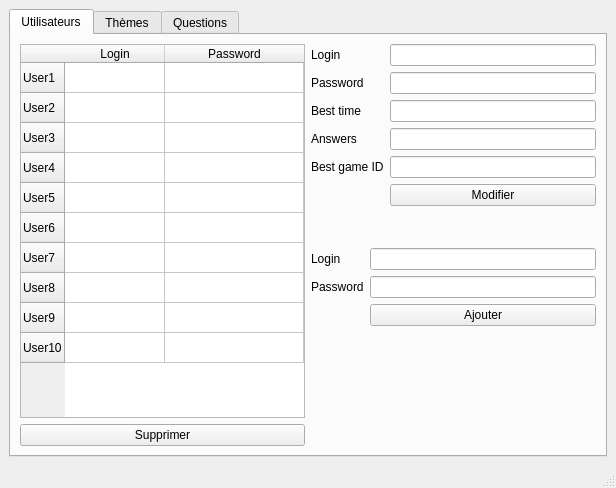
G4bleb/salt-n-pepper, file mainwindow.ui: the form before one commit.
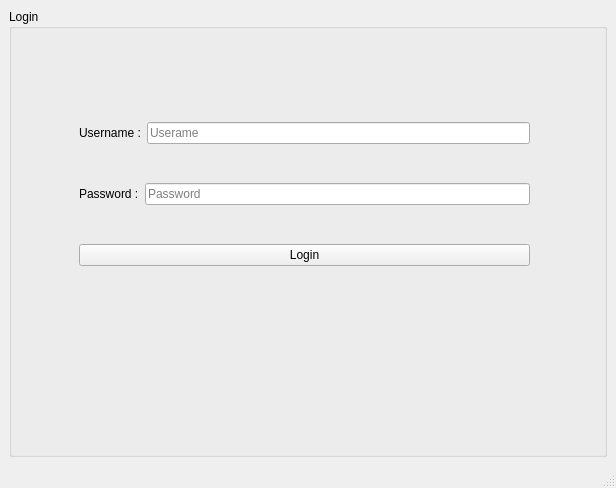
The form after the commit. The open tabs and pages were chosen to show the change.

What changed in the file:
```diff
--- a/mainwindow.ui
+++ b/mainwindow.ui
@@ -16,368 +16,64 @@
   <widget class="QWidget" name="centralwidget">
    <layout class="QHBoxLayout" name="horizontalLayout_4">
     <item>
-     <widget class="QTabWidget" name="tabWidget">
-      <property name="enabled">
-       <bool>true</bool>
+     <widget class="QGroupBox" name="groupBox">
+      <property name="title">
+       <string>Login</string>
       </property>
-      <property name="currentIndex">
-       <number>2</number>
-      </property>
-      <property name="tabsClosable">
-       <bool>false</bool>
-      </property>
-      <widget class="QWidget" name="tab">
-       <attribute name="title">
-        <string>Utilisateurs</string>
-       </attribute>
-       <layout class="QHBoxLayout" name="horizontalLayout">
-        <item>
-         <layout class="QHBoxLayout" name="horizontalLayout_3">
-          <item>
-           <layout class="QVBoxLayout" name="verticalLayout">
-            <item>
-             <widget class="QTableWidget" name="tableWidget">
-              <property name="editTriggers">
-               <set>QAbstractItemView::NoEditTriggers</set>
-              </property>
-              <property name="gridStyle">
-               <enum>Qt::SolidLine</enum>
-              </property>
-              <attribute name="horizontalHeaderStretchLastSection">
-               <bool>true</bool>
-              </attribute>
-              <row>
-               <property name="text">
-                <string>User1</string>
-               </property>
-              </row>
-              <row>
-               <property name="text">
-                <string>User2</string>
-               </property>
-              </row>
-              <row>
-               <property name="text">
-                <string>User3</string>
-               </property>
-              </row>
-              <row>
-               <property name="text">
-                <string>User4</string>
-               </property>
-              </row>
-              <row>
-               <property name="text">
-                <string>User5</string>
-               </property>
-              </row>
-              <row>
-               <property name="text">
-                <string>User6</string>
-               </property>
-              </row>
-              <row>
-               <property name="text">
-                <string>User7</string>
-               </property>
-              </row>
-              <row>
-               <property name="text">
-                <string>User8</string>
-               </property>
-              </row>
-              <row>
-               <property name="text">
-                <string>User9</string>
-               </property>
-              </row>
-              <row>
-               <property name="text">
-                <string>User10</string>
-               </property>
-              </row>
-              <column>
-               <property name="text">
-                <string>Login</string>
-               </property>
-              </column>
-              <column>
-               <property name="text">
-                <string>Password</string>
-               </property>
-              </column>
-             </widget>
-            </item>
-            <item>
-             <layout class="QHBoxLayout" name="horizontalLayout_2">
-              <item>
-               <widget class="QPushButton" name="pushButton_4">
-                <property name="text">
-                 <string>Supprimer</string>
-                </property>
-               </widget>
-              </item>
-             </layout>
-            </item>
-           </layout>
-          </item>
-          <item>
-           <layout class="QVBoxLayout" name="verticalLayout_2">
-            <item>
-             <layout class="QFormLayout" name="formLayout">
-              <item row="0" column="0">
-               <widget class="QLabel" name="label">
-                <property name="text">
-                 <string>Login</string>
-                </property>
-               </widget>
-              </item>
-              <item row="0" column="1">
-               <widget class="QLineEdit" name="lineEdit"/>
-              </item>
-              <item row="1" column="0">
-               <widget class="QLabel" name="label_2">
-                <property name="text">
-                 <string>Password</string>
-                </property>
-               </widget>
-              </item>
-              <item row="1" column="1">
-               <widget class="QLineEdit" name="lineEdit_2"/>
-              </item>
-              <item row="2" column="0">
-               <widget class="QLabel" name="label_3">
-                <property name="text">
-                 <string>Best time</string>
-                </property>
-               </widget>
-              </item>
-              <item row="2" column="1">
-               <widget class="QLineEdit" name="lineEdit_3"/>
-              </item>
-              <item row="3" column="0">
-               <widget class="QLabel" name="label_4">
-                <property name="text">
-                 <string>Answers</string>
-                </property>
-               </widget>
-              </item>
-              <item row="3" column="1">
-               <widget class="QLineEdit" name="lineEdit_4"/>
-              </item>
-              <item row="4" column="0">
-               <widget class="QLabel" name="label_5">
-                <property name="text">
-                 <string>Best game ID</string>
-                </property>
-               </widget>
-              </item>
-              <item row="4" column="1">
-               <widget class="QLineEdit" name="lineEdit_5"/>
-              </item>
-              <item row="5" column="1">
-               <widget class="QPushButton" name="pushButton">
-                <property name="text">
-                 <string>Modifier</string>
-                </property>
-               </widget>
-              </item>
-             </layout>
-            </item>
-            <item>
-             <layout class="QFormLayout" name="formLayout_2">
-              <item row="0" column="0">
-               <widget class="QLabel" name="label_6">
-                <property name="text">
-                 <string>Login</string>
-                </property>
-               </widget>
-              </item>
-              <item row="0" column="1">
-               <widget class="QLineEdit" name="lineEdit_6"/>
-              </item>
-              <item row="1" column="0">
-               <widget class="QLabel" name="label_7">
-                <property name="text">
-                 <string>Password</string>
-                </property>
-               </widget>
-              </item>
-              <item row="2" column="1">
-               <widget class="QPushButton" name="pushButton_2">
-                <property name="text">
-                 <string>Ajouter</string>
-                </property>
-               </widget>
-              </item>
-              <item row="1" column="1">
-               <widget class="QLineEdit" name="lineEdit_7"/>
-              </item>
-             </layout>
-            </item>
-           </layout>
-          </item>
-         </layout>
-        </item>
-       </layout>
-      </widget>
-      <widget class="QWidget" name="tab_2">
-       <attribute name="title">
-        <string>Thèmes</string>
-       </attribute>
-       <layout class="QHBoxLayout" name="horizontalLayout_7">
-        <item>
-         <layout class="QHBoxLayout" name="horizontalLayout_6">
-          <item>
-           <layout class="QVBoxLayout" name="verticalLayout_4">
-            <item>
-             <widget class="QTableWidget" name="tableWidget_2">
-              <property name="enabled">
-               <bool>true</bool>
-              </property>
-              <property name="editTriggers">
-               <set>QAbstractItemView::NoEditTriggers</set>
-              </property>
-              <property name="gridStyle">
-               <enum>Qt::SolidLine</enum>
-              </property>
-              <attribute name="horizontalHeaderStretchLastSection">
-               <bool>true</bool>
-              </attribute>
-              <row>
-               <property name="text">
-                <string>Theme1</string>
-               </property>
-              </row>
-              <row>
-               <property name="text">
-                <string>Theme</string>
-               </property>
-              </row>
-              <row>
-               <property name="text">
-                <string>Theme</string>
-               </property>
-              </row>
-              <row>
-               <property name="text">
-                <string>Theme</string>
-               </property>
-              </row>
-              <row>
-               <property name="text">
-                <string>Theme</string>
-               </property>
-              </row>
-              <row>
-               <property name="text">
-                <string>Theme</string>
-               </property>
-              </row>
-              <row>
-               <property name="text">
-                <string>Theme</string>
-               </property>
-              </row>
-              <row>
-               <property name="text">
-                <string>Theme</string>
-               </property>
-              </row>
-              <row>
-               <property name="text">
-                <string>Theme</string>
-               </property>
-              </row>
-              <row>
-               <property name="text">
-                <string>Theme</string>
-               </property>
-              </row>
-              <column>
-               <property name="text">
-                <string>Thème</string>
-               </property>
-              </column>
-             </widget>
-            </item>
-            <item>
-             <layout class="QHBoxLayout" name="horizontalLayout_5">
-              <item>
-               <widget class="QPushButton" name="pushButton_6">
-                <property name="text">
-                 <string>Consulter</string>
-                </property>
-               </widget>
-              </item>
-              <item>
-               <widget class="QPushButton" name="pushButton_7">
-                <property name="text">
-                 <string>Supprimer</string>
-                </property>
-               </widget>
-              </item>
-             </layout>
-            </item>
-           </layout>
-          </item>
-          <item>
-           <layout class="QVBoxLayout" name="verticalLayout_3">
-            <item>
-             <layout class="QFormLayout" name="formLayout_3">
-              <item row="0" column="0">
-               <widget class="QLabel" name="label_10">
-                <property name="text">
-                 <string>Nom</string>
-                </property>
-               </widget>
-              </item>
-              <item row="0" column="1">
-               <widget class="QLineEdit" name="lineEdit_12"/>
-              </item>
-              <item row="1" column="1">
-               <widget class="QPushButton" name="pushButton_8">
-                <property name="text">
-                 <string>Modifier</string>
-                </property>
-               </widget>
-              </item>
-             </layout>
-            </item>
-            <item>
-             <layout class="QFormLayout" name="formLayout_4">
-              <item row="0" column="0">
-               <widget class="QLabel" name="label_11">
-                <property name="text">
-                 <string>Nom</string>
-                </property>
-               </widget>
-              </item>
-              <item row="1" column="1">
-               <widget class="QPushButton" name="pushButton_9">
-                <property name="text">
-                 <string>Ajouter</string>
-                </property>
-               </widget>
-              </item>
-              <item row="0" column="1">
-               <widget class="QLineEdit" name="lineEdit_13"/>
-              </item>
-             </layout>
-            </item>
-           </layout>
-          </item>
-         </layout>
-        </item>
-       </layout>
-      </widget>
-      <widget class="QWidget" name="tab_3">
-       <property name="enabled">
-        <bool>false</bool>
+      <widget class="QWidget" name="">
+       <property name="geometry">
+        <rect>
+         <x>70</x>
+         <y>80</y>
+         <width>451</width>
+         <height>211</height>
+        </rect>
        </property>
-       <attribute name="title">
-        <string>Questions</string>
-       </attribute>
+       <layout class="QVBoxLayout" name="verticalLayout">
+        <item>
+         <layout class="QHBoxLayout" name="horizontalLayout">
+          <item>
+           <widget class="QLabel" name="label">
+            <property name="text">
+             <string>Username :</string>
+            </property>
+           </widget>
+          </item>
+          <item>
+           <widget class="QLineEdit" name="lineEdit_username">
+            <property name="placeholderText">
+             <string>Userame</string>
+            </property>
+           </widget>
+          </item>
+         </layout>
+        </item>
+        <item>
+         <layout class="QHBoxLayout" name="horizontalLayout_2">
+          <item>
+           <widget class="QLabel" name="label_2">
+            <property name="text">
+             <string>Password :</string>
+            </property>
+           </widget>
+          </item>
+          <item>
+           <widget class="QLineEdit" name="lineEdit_password">
+            <property name="placeholderText">
+             <string>Password</string>
+            </property>
+           </widget>
+          </item>
+         </layout>
+        </item>
+        <item>
+         <widget class="QPushButton" name="pushButton_login">
+          <property name="text">
+           <string>Login</string>
+          </property>
+         </widget>
+        </item>
+       </layout>
       </widget>
      </widget>
     </item>
```
